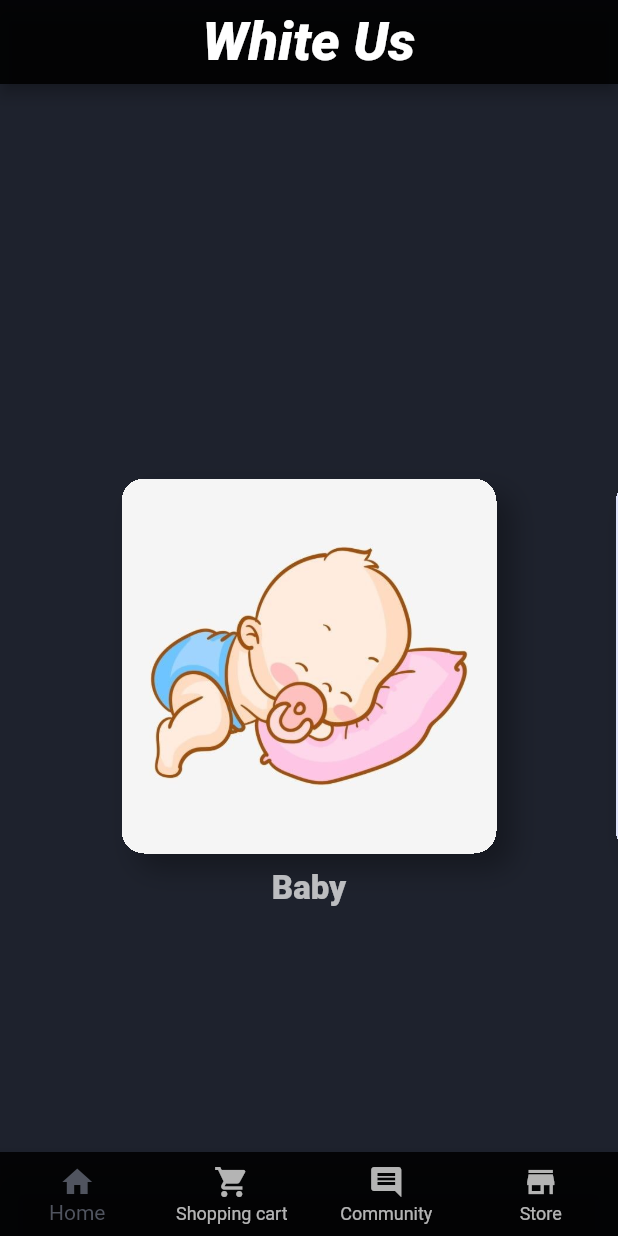
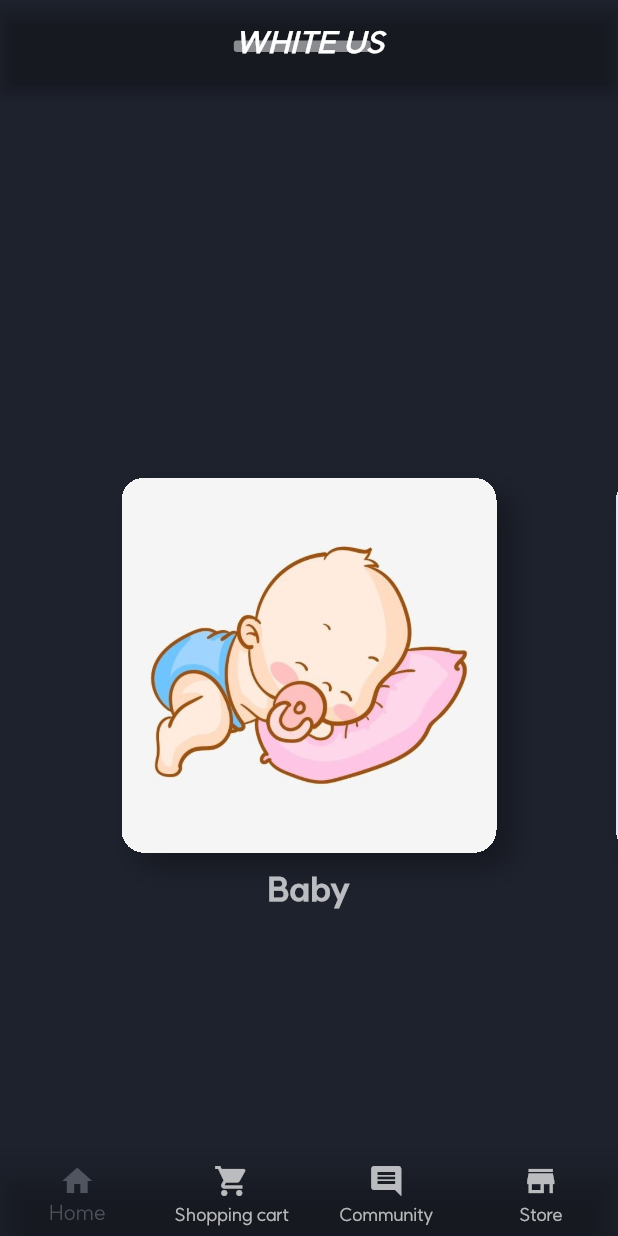
Before and after one commit to DongkwanKim00/whiteUs, a Flutter app: the screen it shows after launch, on a phone screen of 412 x 824 dp. Run offline on Flutter 3.47's test engine with Material 2 defaults, Android fonts, the phone set to English and light mode, and no system bars; our stand-ins replace audioplayers, file_picker, shared_preferences, youtube_player_flutter; Roboto replaces fonts that are missing (Hind); project files that could hold a hidden picture were left out.

Commit message:
폰트/형광펜 효과/바 투명변경

```diff
--- a/whiteus/lib/BaseScreen/base_screen.dart
+++ b/whiteus/lib/BaseScreen/base_screen.dart
@@ -9,6 +9,65 @@ class BaseScreen extends StatefulWidget {
 
   @override
   State<BaseScreen> createState() => _BaseScreenState();
+}
+
+// 글자 형광펜 그은 것처럼 만들어 줌(형권)
+class HighLightedText extends StatelessWidget {
+  final String data;
+  final Color color;
+  final double fontSize;
+
+  const HighLightedText(
+      this.data, {
+        super.key,
+        required this.color,
+        this.fontSize = 14,
+      });
+
+  Size getTextSize({
+    required String text,
+    required TextStyle style,
+    required BuildContext context,
+  }) {
+    final Size size = (TextPainter(
+      text: TextSpan(text: text, style: style),
+      maxLines: 1,
+      textScaleFactor: MediaQuery.of(context).textScaleFactor,
+      textDirection: TextDirection.ltr,
+    )..layout())
+        .size;
+    return size;
+  }
+
+  @override
+  Widget build(BuildContext context) {
+    final TextStyle textStyle = TextStyle(
+      fontSize: fontSize,
+      color: color,
+      fontWeight: FontWeight.bold,
+    );
+    final Size textSize = getTextSize(
+      text: data,
+      style: textStyle,
+      context: context,
+    );
+    return Stack(
+      children: [
+        Text(data, style: textStyle),
+        Positioned(
+          top: textSize.height / 2,
+          child: Container(
+            decoration: BoxDecoration(
+              borderRadius: BorderRadius.circular(2),
+              color: color.withOpacity(0.5),
+            ),
+            height: textSize.height / 3,
+            width: textSize.width,
+          ),
+        )
+      ],
+    );
+  }
 }
 
 class _BaseScreenState extends State<BaseScreen> {
@@ -30,12 +89,13 @@ class _BaseScreenState extends State<BaseScreen> {
   Widget build(BuildContext context) {
     return Scaffold(
       appBar: AppBar(
-        title: const Text(
-          'White Us',
-          style: TextStyle(fontWeight: FontWeight.w800),
+        title: const HighLightedText(
+          'WHITE US',
+          color:Colors.white,
+          fontSize:20,
         ),
         centerTitle: true,
-        backgroundColor: Colors.black87,
+        backgroundColor: Colors.transparent, //투명으로 바꿈.
       ),
       body: Center(
         child: _widgetOptions.elementAt(_selectedIndex),
@@ -61,7 +121,7 @@ class _BaseScreenState extends State<BaseScreen> {
         ],
         type: BottomNavigationBarType.fixed,
         currentIndex: _selectedIndex,
-        backgroundColor: Colors.black87,
+        backgroundColor: Colors.transparent, //투명한게 깔끔해서 바꿈.
         onTap: _onItemTapped,
       ),
     );
--- a/whiteus/lib/main.dart
+++ b/whiteus/lib/main.dart
@@ -17,10 +17,11 @@ class MyApp extends StatelessWidget {
         brightness: Brightness.dark,
         primaryColor: const Color.fromRGBO(40, 44, 55, 1),
         scaffoldBackgroundColor: const Color.fromRGBO(30, 34, 45, 1),
+        fontFamily: "SUIT", //suit 폰트 적용(형권)
         textTheme: const TextTheme(
           displayLarge: TextStyle(fontSize: 72.0, fontWeight: FontWeight.bold, color: Colors.white70),
           titleLarge: TextStyle(fontSize: 36.0, fontStyle: FontStyle.italic, color: Colors.white70),
-          bodyMedium: TextStyle(fontSize: 14.0, fontFamily: 'Hind', color: Colors.white70),
+          bodyMedium: TextStyle(fontSize: 14.0, color: Colors.white70),
         ),
         colorScheme: const ColorScheme.dark().copyWith(
           secondary: const Color.fromRGBO(80, 84, 95, 1),
```
Also changed, not shown: whiteus/pubspec.yaml (+23 -0 lines), whiteus/assets/fonts/SUIT-Bold.otf (added), whiteus/assets/fonts/SUIT-ExtraBold.otf (added), whiteus/assets/fonts/SUIT-ExtraLight.otf (added), whiteus/assets/fonts/SUIT-Heavy.otf (added), whiteus/assets/fonts/SUIT-Light.otf (added), whiteus/assets/fonts/SUIT-Medium.otf (added), whiteus/assets/fonts/SUIT-Regular.otf (added), whiteus/assets/fonts/SUIT-SemiBold.otf (added), whiteus/assets/fonts/SUIT-Thin.otf (added), whiteus/pubspec.lock, 1 other file.
